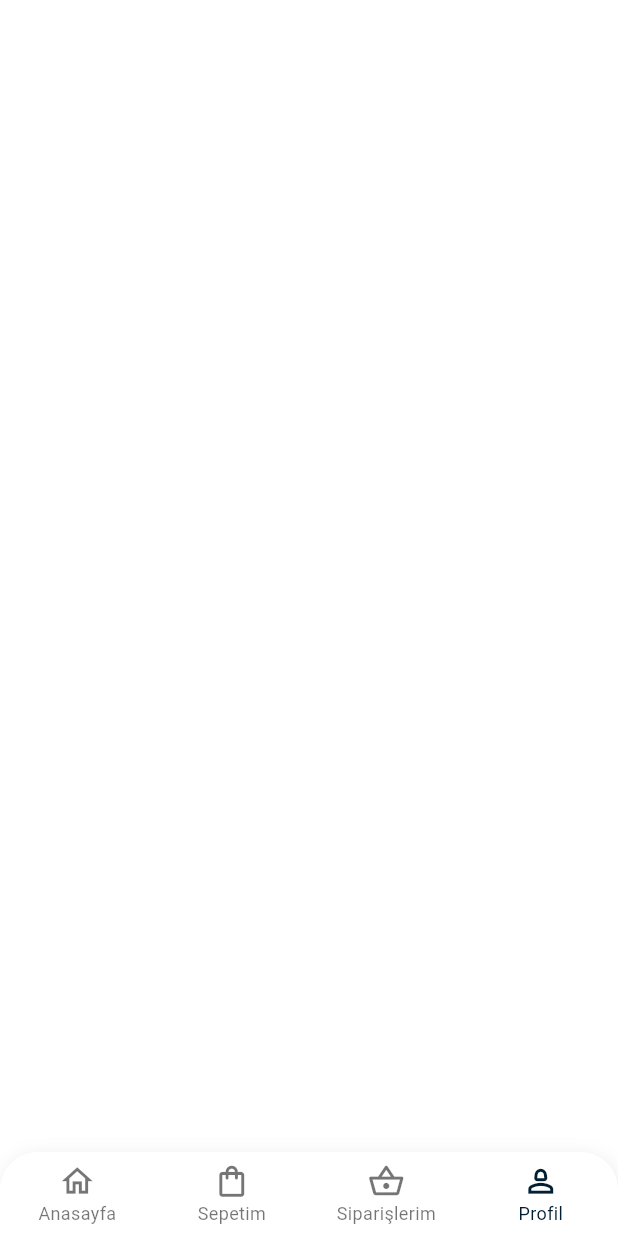
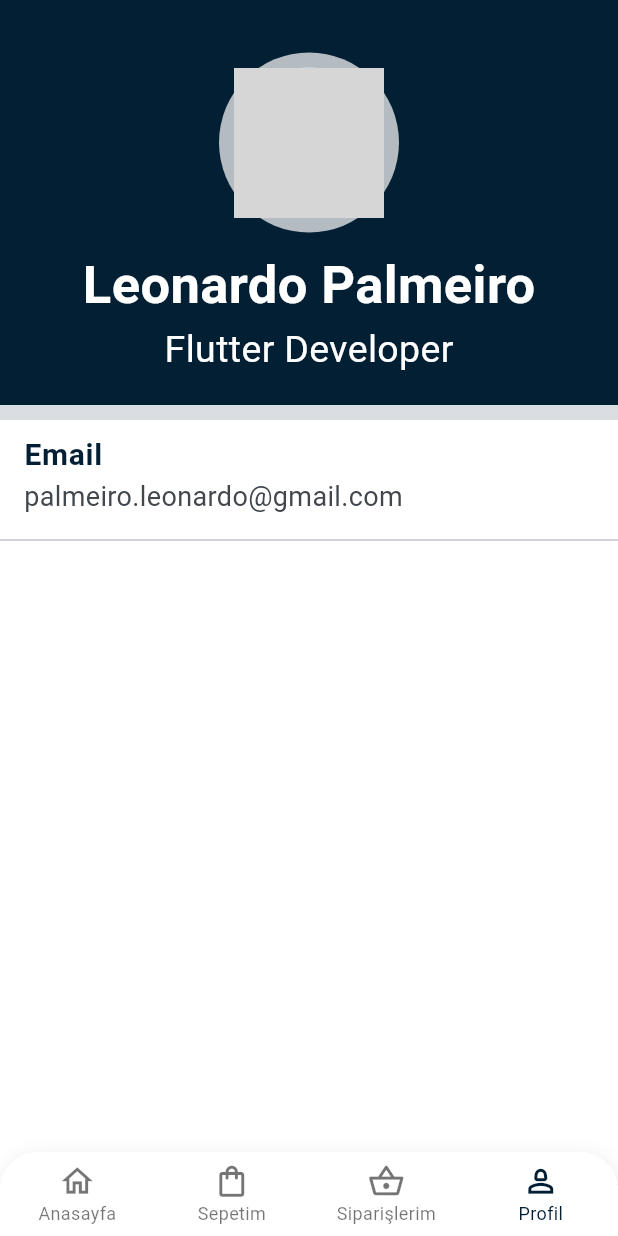
Before and after one commit to flutterankara/Shopping-App, a Flutter app: the screen it shows after launch, item 4 of the bottom bar chosen, on a phone screen of 412 x 824 dp. Run offline on Flutter 3.47's test engine with Material 3 defaults, Android fonts, the phone set to English and light mode, and no system bars; our stand-ins replace functional_widget_annotation, get_it, injectable, stacked; network calls fail; Roboto replaces fonts that are missing (gotham); grey boxes are pictures that could not be loaded.

Commit message:
Profile ve Orders dosyası düzenlendi

```diff
--- a/lib/routing/routes.dart
+++ b/lib/routing/routes.dart
@@ -4,6 +4,8 @@ import 'package:pawcat/view/favorite/favorite_view.dart';
 import 'package:pawcat/view/login/login_view.dart';
 import 'package:pawcat/view/main/main_view.dart';
 import 'package:pawcat/view/main/subviews/home/home_view.dart';
+import 'package:pawcat/view/main/subviews/orders/orders_view.dart';
+import 'package:pawcat/view/main/subviews/profile/profile_view.dart';
 import 'package:pawcat/view/product/product_view.dart';
 import 'package:pawcat/view/search/search_view.dart';
 
@@ -13,7 +15,9 @@ enum Routes<P> {
   favorite(FavoriteView.new),
   search(SearchView.new),
   home(HomeView.new),
-  main(MainView.new);
+  main(MainView.new),
+  profile(ProfileView.new),
+  orders(OrdersView.new);
 
   final Widget Function(P) _wb;
 
--- a/lib/view/main/subviews/profile/profile_view.dart
+++ b/lib/view/main/subviews/profile/profile_view.dart
@@ -1,13 +1,105 @@
-
 import 'package:flutter/material.dart';
 import 'package:functional_widget_annotation/functional_widget_annotation.dart';
 import 'package:pawcat/view/main/subviews/profile/profile_view_model.dart';
 import 'package:stacked/stacked.dart';
-
+import '../../../../resources/d_colors.dart';
 part 'profile_view.g.dart';
 
 @swidget
 Widget profileView(void data) => ViewModelBuilder<ProfileViewModel>.reactive(
-      viewModelBuilder: () => ProfileViewModel(),
-      builder: (_, model, __) => const Scaffold(),
-    );
+  viewModelBuilder: () => ProfileViewModel(),
+  builder: (_, model, __) => Scaffold(
+    body: ListView(
+
+      children: <Widget>[
+        Container(
+          padding: EdgeInsets.only(top: 16.0),
+          height: 270,
+          decoration: BoxDecoration(
+            color: DColors.primary,
+          ),
+          child: Column(
+            crossAxisAlignment: CrossAxisAlignment.center,
+            mainAxisAlignment: MainAxisAlignment.center,
+            children: <Widget>[
+
+              Row(
+                mainAxisAlignment: MainAxisAlignment.spaceAround,
+                children: <Widget>[
+
+                  CircleAvatar(
+                    backgroundColor: Colors.white70,
+                    minRadius: 60.0,
+                    child: CircleAvatar(
+                      radius: 50.0,
+                      backgroundImage:
+                      NetworkImage('https://avatars0.githubusercontent.com/u/28812093?s=460&u=06471c90e03cfd8ce2855d217d157c93060da490&v=4'),
+                    ),
+                  ),
+
+                ],
+              ),
+              SizedBox(
+                height: 10,
+              ),
+              Text(
+                'Leonardo Palmeiro',
+                style: TextStyle(
+                  fontSize: 35,
+                  fontWeight: FontWeight.bold,
+                  color: Colors.white,
+                ),
+              ),
+              Text(
+                'Flutter Developer',
+                style: TextStyle(
+                  color: Colors.white,
+                  fontSize: 25,
+                ),
+              ),
+            ],
+          ),
+        ),
+        Container(
+          child: Row(
+            children: <Widget>[
+              Expanded(
+                child: Container(
+                  color: DColors.grey1,
+                  height: 10,
+                ),
+              ),
+
+            ],
+          ),
+        ),
+        Container(
+          child: Column(
+            children: <Widget>[
+              ListTile(
+                title: Text(
+                  'Email',
+                  style: TextStyle(
+                    color: DColors.primary,
+                    fontSize: 20,
+                    fontWeight: FontWeight.bold,
+                  ),
+                ),
+                subtitle: Text(
+                  'palmeiro.leonardo@gmail.com',
+                  style: TextStyle(
+                    fontSize: 18,
+                  ),
+                ),
+              ),
+              Divider(),
+
+            ],
+          ),
+        )
+      ],
+    ),
+
+
+  ),
+);
```
Also changed, not shown: lib/view/main/subviews/orders/orders_view.dart (+64 -4 lines), lib/view/main/subviews/orders/orders_view.g.dart, lib/view/main/subviews/profile/profile_view.g.dart.
